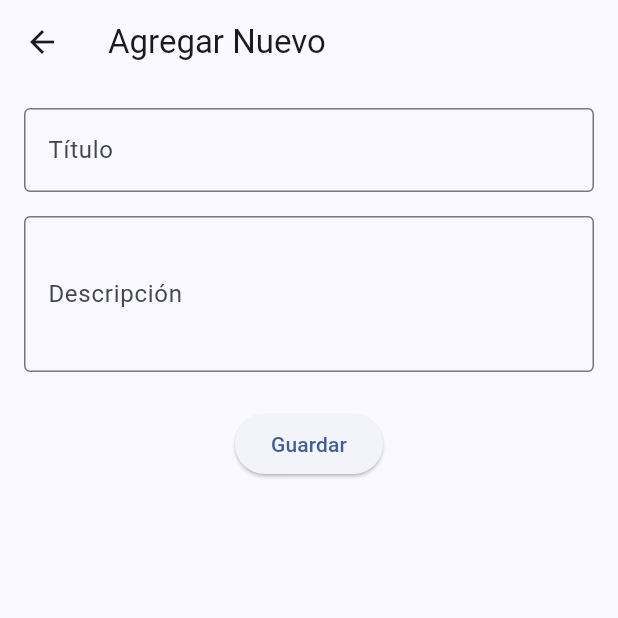
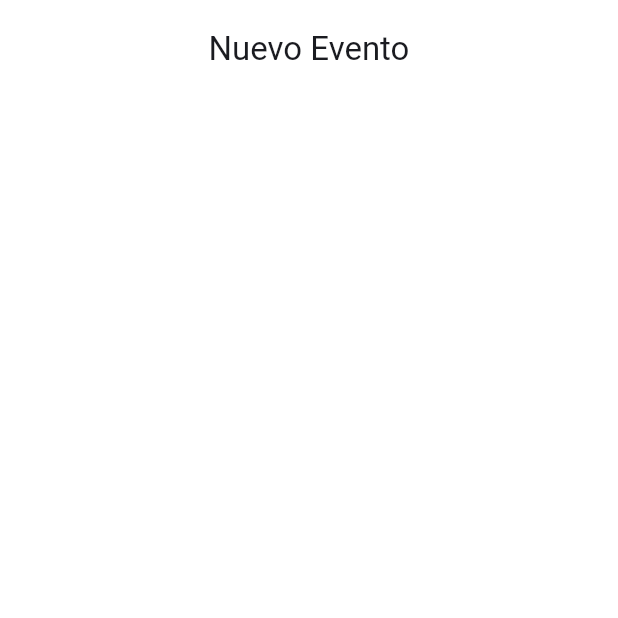
Before and after one commit to valeraruggierotesisucv/flutter-app, a Flutter app: the AddView screen opened by its route, on a phone screen of 412 x 824 dp, the top half of it. Run offline on Flutter 3.47's test engine with Material 3 defaults, Android fonts, the phone set to English and light mode, and no system bars; our stand-ins replace audioplayers, flutter_dotenv, supabase_flutter, table_calendar; accounts and stored records are empty; generated files the repository leaves out were written again; network calls fail.

Commit message:
setUp inicial

```diff
--- a/lib/views/add_view.dart
+++ b/lib/views/add_view.dart
@@ -1,3 +1,4 @@
+import 'package:eventify/widgets/app_header.dart';
 import 'package:flutter/material.dart';
 
 class AddView extends StatefulWidget {
@@ -8,67 +9,17 @@ class AddView extends StatefulWidget {
 }
 
 class _AddViewState extends State<AddView> {
-  final _formKey = GlobalKey<FormState>();
-  final _titleController = TextEditingController();
-  final _descriptionController = TextEditingController();
+
 
   @override
   Widget build(BuildContext context) {
     return Scaffold(
-      appBar: AppBar(
-        title: const Text('Agregar Nuevo'),
-      ),
-      body: Padding(
+      appBar: AppHeader(title: "Nuevo Evento"),
+      backgroundColor: Colors.white,
+      body: SingleChildScrollView(
         padding: const EdgeInsets.all(16.0),
-        child: Form(
-          key: _formKey,
-          child: Column(
-            children: [
-              TextFormField(
-                controller: _titleController,
-                decoration: const InputDecoration(
-                  labelText: 'Título',
-                  border: OutlineInputBorder(),
-                ),
-                validator: (value) {
-                  if (value == null || value.isEmpty) {
-                    return 'Por favor ingrese un título';
-                  }
-                  return null;
-                },
-              ),
-              const SizedBox(height: 16),
-              TextFormField(
-                controller: _descriptionController,
-                decoration: const InputDecoration(
-                  labelText: 'Descripción',
-                  border: OutlineInputBorder(),
-                ),
-                maxLines: 3,
-              ),
-              const SizedBox(height: 24),
-              ElevatedButton(
-                onPressed: () {
-                  if (_formKey.currentState!.validate()) {
-                    // Aquí puedes agregar la lógica para guardar los datos
-                    ScaffoldMessenger.of(context).showSnackBar(
-                      const SnackBar(content: Text('Procesando datos...')),
-                    );
-                  }
-                },
-                child: const Text('Guardar'),
-              ),
-            ],
-          ),
-        ),
+
       ),
     );
   }
-
-  @override
-  void dispose() {
-    _titleController.dispose();
-    _descriptionController.dispose();
-    super.dispose();
-  }
 }
```
